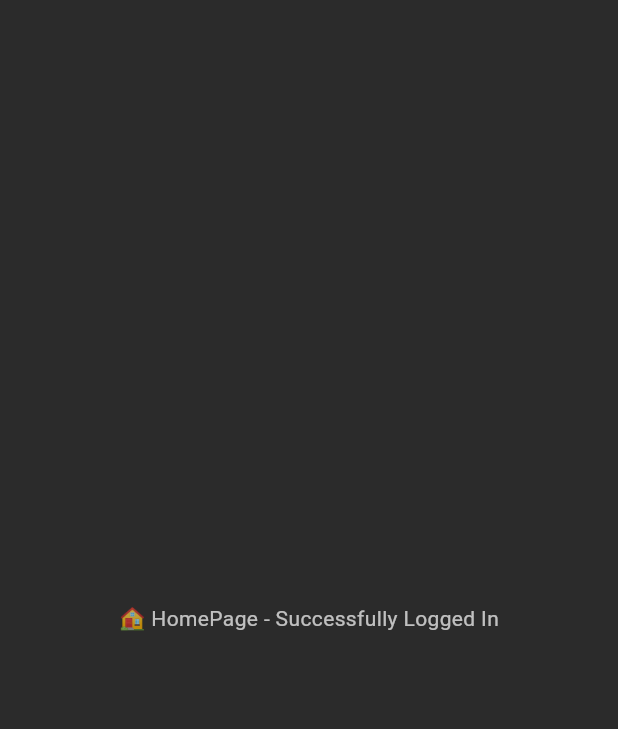
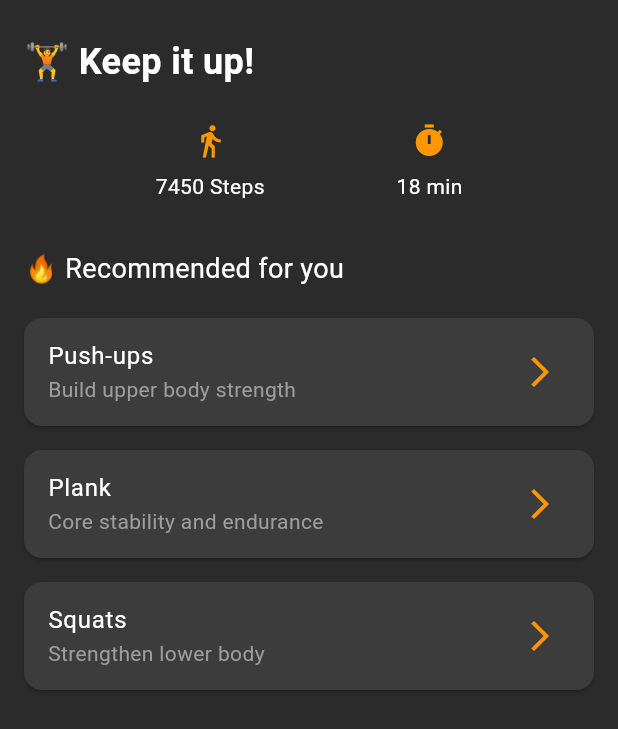
Before and after one commit to ChuangXie00/csen268_final_phase01, a Flutter app: the HomePage screen opened directly, on a phone screen of 412 x 824 dp. Shown: the top 729 px of the screen. Run offline on Flutter 3.47's test engine with Material 3 defaults, Android fonts, the phone set to English and light mode, and no system bars; our stand-ins replace equatable, flutter_bloc, go_router, hive, hive_flutter; accounts and stored records are empty.

Commit message:
Day04 - Build PersonalInfoPage and HomePage with WorkoutCard and navigation logic

```diff
--- /dev/null
+++ b/lib/component/workout_card.dart
@@ -0,0 +1,28 @@
+import 'package:flutter/material.dart';
+
+class WorkoutCard extends StatelessWidget {
+  final String title;
+  final String description;
+  final VoidCallback onTap;
+
+  const WorkoutCard({
+    super.key,
+    required this.title,
+    required this.description,
+    required this.onTap,
+  });
+
+  @override
+  Widget build(BuildContext context) {
+    return Card(
+      color: const Color(0xFF3C3C3C),
+      margin: const EdgeInsets.symmetric(vertical: 8),
+      child: ListTile(
+        title: Text(title, style: const TextStyle(color: Colors.white)),
+        subtitle: Text(description, style: const TextStyle(color: Colors.grey)),
+        trailing: const Icon(Icons.arrow_forward_ios, color: Colors.orange),
+        onTap: onTap,
+      ),
+    );
+  }
+}
--- a/lib/page/home_page.dart
+++ b/lib/page/home_page.dart
@@ -1,12 +1,99 @@
 import 'package:flutter/material.dart';
+import 'package:go_router/go_router.dart';
+import '../component/workout_card.dart';
 
 class HomePage extends StatelessWidget {
   const HomePage({super.key});
 
   @override
   Widget build(BuildContext context) {
-    return const Scaffold(
-      body: Center(child: Text('🏠 HomePage - Successfully Logged In')),
+    // 模拟steps和workout time数据
+    final stepsToday = 7450;
+    final workoutMinutes = 18;
+    final recommendations = [
+      {'title': 'Push-ups', 'desc': 'Build upper body strength'},
+      {'title': 'Plank', 'desc': 'Core stability and endurance'},
+      {'title': 'Squats', 'desc': 'Strengthen lower body'},
+    ];
+
+    return Scaffold(
+      backgroundColor: const Color(0xFF2B2B2B),
+      body: SafeArea(
+        child: Padding(
+          padding: const EdgeInsets.symmetric(horizontal: 16),
+          child: ListView(
+            children: [
+              const SizedBox(height: 24),
+              const Text(
+                '🏋️ Keep it up!',
+                style: TextStyle(fontSize: 24, color: Colors.white, fontWeight: FontWeight.bold),
+              ),
+              const SizedBox(height: 24),
+
+              // 今日信息展示(模拟steps和workout time数据)
+              Row(
+                mainAxisAlignment: MainAxisAlignment.spaceEvenly,
+                children: [
+                  Column(
+                    children: [
+                      const Icon(Icons.directions_walk, color: Colors.orange),
+                      const SizedBox(height: 8),
+                      Text('$stepsToday Steps', style: const TextStyle(color: Colors.white)),
+                    ],
+                  ),
+                  Column(
+                    children: [
+                      const Icon(Icons.timer, color: Colors.orange),
+                      const SizedBox(height: 8),
+                      Text('$workoutMinutes min', style: const TextStyle(color: Colors.white)),
+                    ],
+                  ),
+                ],
+              ),
+
+              const SizedBox(height: 32),
+
+              const Text(
+                '🔥 Recommended for you',
+                style: TextStyle(fontSize: 18, color: Colors.white),
+              ),
+              const SizedBox(height: 12),
+
+              // ✅ 卡片推荐列表
+              ...recommendations.map((item) => WorkoutCard(
+                    title: item['title']!,
+                    description: item['desc']!,
+                    onTap: () {
+                      showDialog(
+                        context: context,
+                        builder: (_) => AlertDialog(
+                          backgroundColor: const Color(0xFF3C3C3C),
+                          title: Text(item['title']!, style: const TextStyle(color: Colors.white)),
+                          content: Text(item['desc']!, style: const TextStyle(color: Colors.white70)),
+                          actions: [
+                            TextButton(
+                              onPressed: () => context.pop(),
+                              child: const Text('Cancel'),
+                            ),
+                            ElevatedButton(
+                              onPressed: () {
+                                context.pop();        // 关闭弹窗
+                                context.push('/start'); // 跳转 StartWorkoutPage
+                              },
+                              style: ElevatedButton.styleFrom(
+                                backgroundColor: Colors.orange,
+                              ),
+                              child: const Text('Start'),
+                            ),
+                          ],
+                        ),
+                      );
+                    },
+                  )),
+            ],
+          ),
+        ),
+      ),
     );
   }
 }
--- a/lib/page/log_page.dart
+++ b/lib/page/log_page.dart
@@ -0,0 +1,14 @@
+// ./lib/page/log_page.dart
+
+import 'package:flutter/material.dart';
+
+class LogPage extends StatelessWidget {
+  const LogPage({super.key});
+
+  @override
+  Widget build(BuildContext context) {
+    return Scaffold(
+      body: Center(child: Text('Log Page')),
+    );
+  }
+}
--- a/lib/router.dart
+++ b/lib/router.dart
@@ -1,31 +1,54 @@
-import 'package:csen268_final_phase01/cubit/user_info_cubit.dart';
+
 import 'package:flutter/material.dart';
-import 'package:flutter_bloc/flutter_bloc.dart';
 import 'package:go_router/go_router.dart';
 
 import 'page/login_page.dart';
 import 'page/signup_page.dart';
+
+// welcome
+import 'package:flutter_bloc/flutter_bloc.dart'; // BlocProvider
+import 'cubit/user_info_cubit.dart';             // Cubit
+
+
 import 'page/welcome_page.dart';
-import 'page/home_page.dart';
-import 'page/log_page.dart';
-import 'page/personal_info_page.dart';
 import 'page/start_workout_page.dart';
 import 'page/end_workout_page.dart';
+// 引入AppShell容器
+import 'page/app_shell.dart';
 
 final GoRouter appRouter = GoRouter(
-  initialLocation: '/',
   routes: [
-    GoRoute(path: '/', builder: (context, state) => LoginPage()),
-    GoRoute(path: '/signup', builder: (context, state) => SignupPage()),
     GoRoute(
-      path: '/welcome',
-      builder:
-          (context, state) => BlocProvider(
-            create: (_) => UserInfoCubit(),
-            child: const WelcomePage(),
-          ),
+      path: '/',
+      builder: (context, state) => const LoginPage(),
     ),
-    GoRoute(path: '/home', builder: (context, state) => HomePage()),
+    GoRoute(
+      path: '/signup',
+      builder: (context, state) => const SignupPage(),
+    ),
+    GoRoute(
+  path: '/welcome',
+  builder: (context, state) => BlocProvider(
+    create: (_) => UserInfoCubit(),
+    child: const WelcomePage(),
+  ),
+),
+
+    // ✅ Day04 修改：将 HomePage 替换为 AppShell 入口
+    GoRoute(
+      path: '/home',
+      builder: (context, state) => const AppShell(),
+    ),
+    // GoRoute(
+    //   path: '/start',
+    //   builder: (context, state) => const StartWorkoutPage(),
+    // ),
+    // GoRoute(
+    //   path: '/end',
+    //   builder: (context, state) => const EndWorkoutPage(),
+    // ),
+
+
     // GoRoute(path: '/log', builder: (context, state) => LogPage()),
     // GoRoute(path: '/info', builder: (context, state) => PersonalInfoPage()),
     // GoRoute(path: '/start', builder: (context, state) => StartWorkoutPage()),
```
Also changed, not shown: lib/component/bottom_nav_bar.dart (added, +28 -0 lines), lib/cubit/user_info_cubit.dart (+9 -0 lines), lib/cubit/user_info_state.dart (+9 -1 lines), lib/page/app_shell.dart (added, +65 -0 lines), lib/page/personal_info_page.dart (+149 -0 lines).
